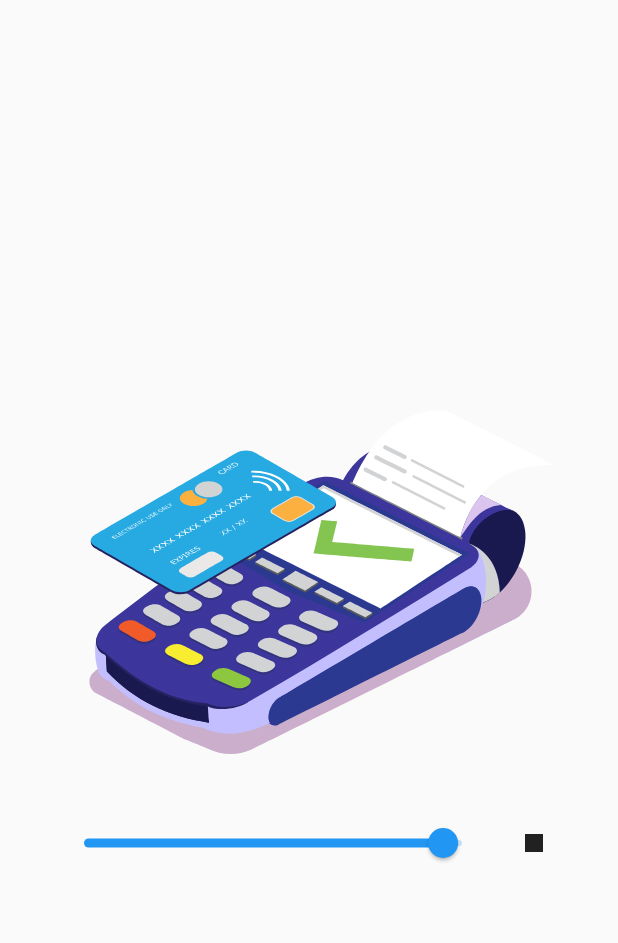
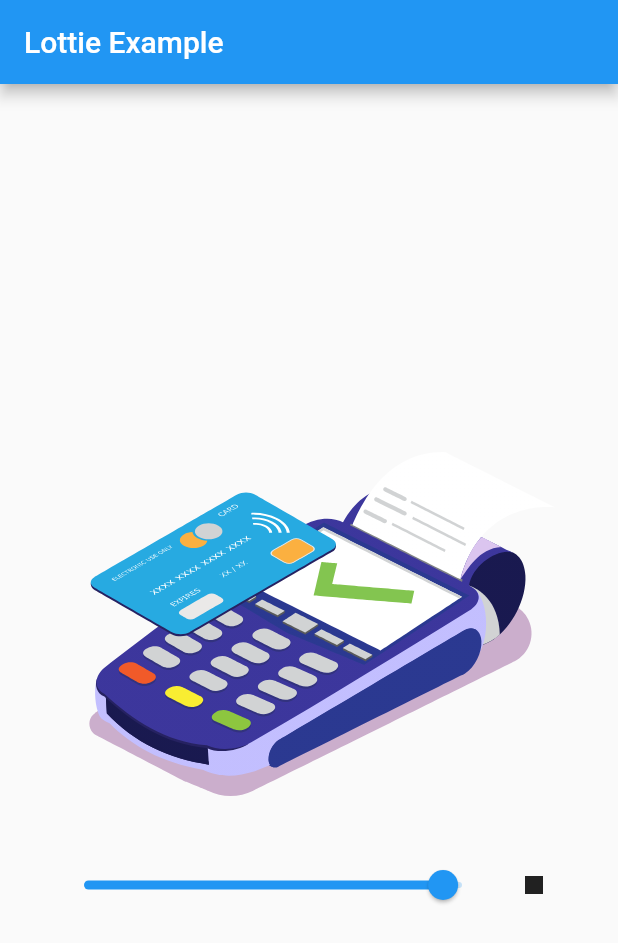
Before and after one commit to lsboissard/lottie_example, a Flutter app: the screen it shows after launch, on a phone screen of 412 x 824 dp. Shown: the top 943 px of the screen. Run offline on Flutter 3.47's test engine with Material 2 defaults, Android fonts, the phone set to English and light mode, and no system bars; our stand-ins replace lottie.

Commit message:
add screenshots

```diff
--- a/lib/pages/home_page.dart
+++ b/lib/pages/home_page.dart
@@ -24,7 +24,14 @@ class _HomePageState extends State<HomePage> with TickerProviderStateMixin {
   @override
   Widget build(BuildContext context) {
     return Scaffold(
+      appBar: _appBar(),
       body: _body(),
+    );
+  }
+
+  _appBar() {
+    return AppBar(
+      title: Text('Lottie Example'),
     );
   }
 
@@ -56,15 +63,18 @@ class _HomePageState extends State<HomePage> with TickerProviderStateMixin {
                 ),
                 IconButton(
                   icon: Icon(
-                      _controller.isAnimating ? Icons.stop : Icons.play_arrow),
+                    _controller.isAnimating ? Icons.stop : Icons.play_arrow,
+                  ),
                   onPressed: () {
-                    setState(() {
-                      if (_controller.isAnimating) {
-                        _controller.stop();
-                      } else {
-                        _controller.repeat();
-                      }
-                    });
+                    setState(
+                      () {
+                        if (_controller.isAnimating) {
+                          _controller.stop();
+                        } else {
+                          _controller.repeat();
+                        }
+                      },
+                    );
                   },
                 ),
               ],
```
Also changed, not shown: 2 other files.
